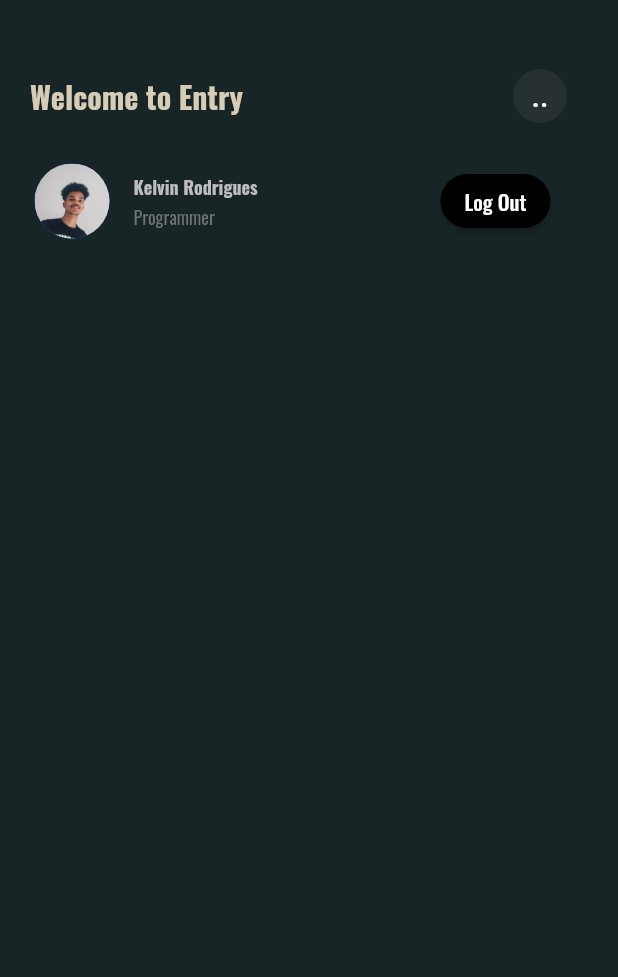
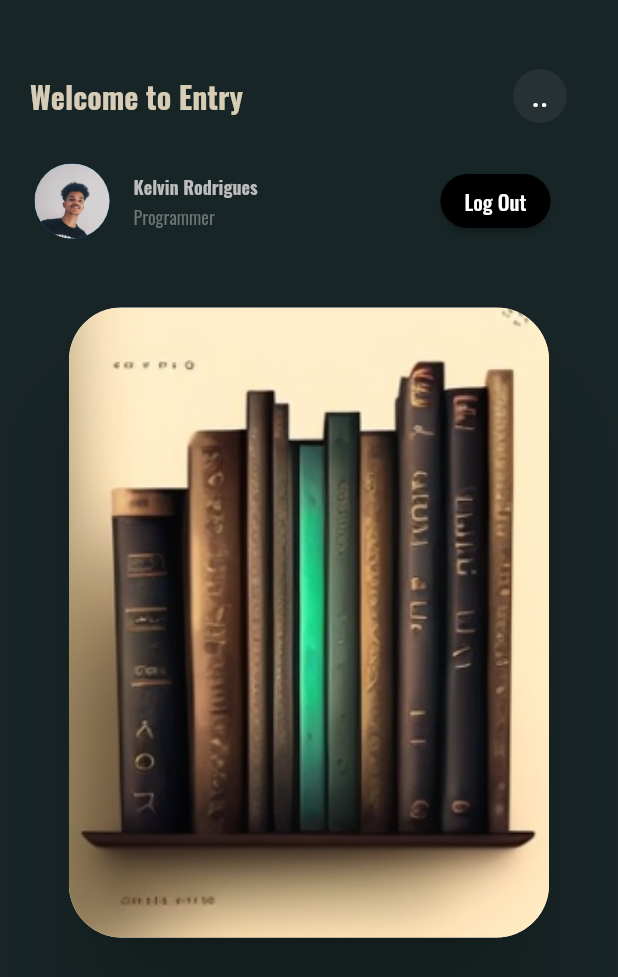
Before and after one commit to LunarioTK/Entry_UI, a Flutter app: the screen it shows after launch, on a phone screen of 412 x 824 dp. Shown: the top 977 px of the screen. Run offline on Flutter 3.47's test engine with Material 2 defaults, Android fonts, the phone set to English and light mode, and no system bars.

Commit message:
Adding container for continue reading

```diff
--- a/lib/constants/uicolor.dart
+++ b/lib/constants/uicolor.dart
@@ -4,5 +4,3 @@ Color uiColor = const Color.fromARGB(255, 24, 37, 38);
 Color containerColor = const Color.fromARGB(255, 167, 144, 104);
 Color buttonsColor = const Color.fromARGB(255, 39, 49, 52);
 Color smallTextColor = const Color.fromARGB(255, 110, 116, 118);
-
-//rgba(215,205,182,255)
--- a/lib/screens/home.dart
+++ b/lib/screens/home.dart
@@ -1,5 +1,6 @@
 import 'package:entry_app_ui/constants/uicolor.dart';
 import 'package:entry_app_ui/utils/appbar.dart';
+import 'package:entry_app_ui/utils/continuereadingcontainer.dart';
 import 'package:entry_app_ui/utils/profilecard.dart';
 import 'package:flutter/material.dart';
 
@@ -16,6 +17,8 @@ class Home extends StatelessWidget {
           children: const [
             MyAppBar(),
             ProfileCard(),
+            SizedBox(height: 35),
+            ContinueReading(),
           ],
         ),
       ),
--- /dev/null
+++ b/lib/utils/continuereadingcontainer.dart
@@ -0,0 +1,28 @@
+import 'package:flutter/material.dart';
+
+class ContinueReading extends StatelessWidget {
+  const ContinueReading({super.key});
+
+  @override
+  Widget build(BuildContext context) {
+    double borderRadius = 35.0;
+
+    return Material(
+      elevation: 30,
+      borderRadius: BorderRadius.circular(borderRadius),
+      child: Container(
+        height: 420,
+        width: 320,
+        decoration: BoxDecoration(
+          borderRadius: BorderRadius.circular(borderRadius),
+          image: const DecorationImage(
+            fit: BoxFit.cover,
+            image: AssetImage(
+              'assets/continue_container.png',
+            ),
+          ),
+        ),
+      ),
+    );
+  }
+}
```
Also changed, not shown: assets/continue_container.png (added).
